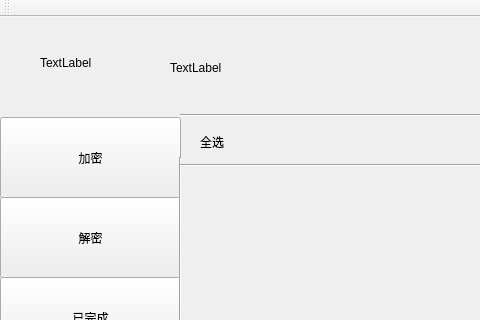
Above: mainwindow.ui from HustGw/CLLLLLLLSAFFFFFEWINN before the change; both pictures show x 0 to 480 and y 0 to 320 of the 1165 by 708 pixel window. Below: the same form after it.
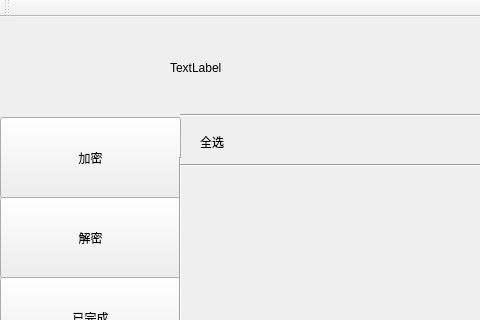
That is the form after the change.

Diff of the .ui file:
```diff
--- a/mainwindow.ui
+++ b/mainwindow.ui
@@ -121,19 +121,6 @@
       <height>91</height>
      </rect>
     </property>
-    <widget class="QLabel" name="headLabel">
-     <property name="geometry">
-      <rect>
-       <x>40</x>
-       <y>10</y>
-       <width>111</width>
-       <height>71</height>
-      </rect>
-     </property>
-     <property name="text">
-      <string>TextLabel</string>
-     </property>
-    </widget>
     <widget class="QLabel" name="nameLabel">
      <property name="geometry">
       <rect>
```
